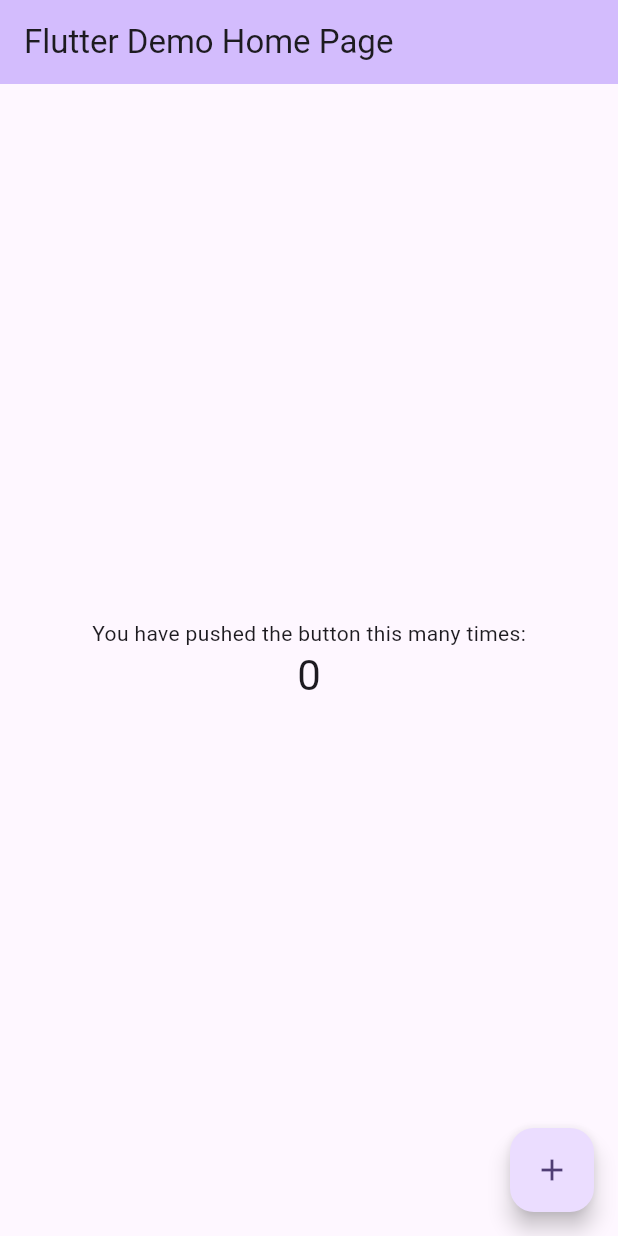
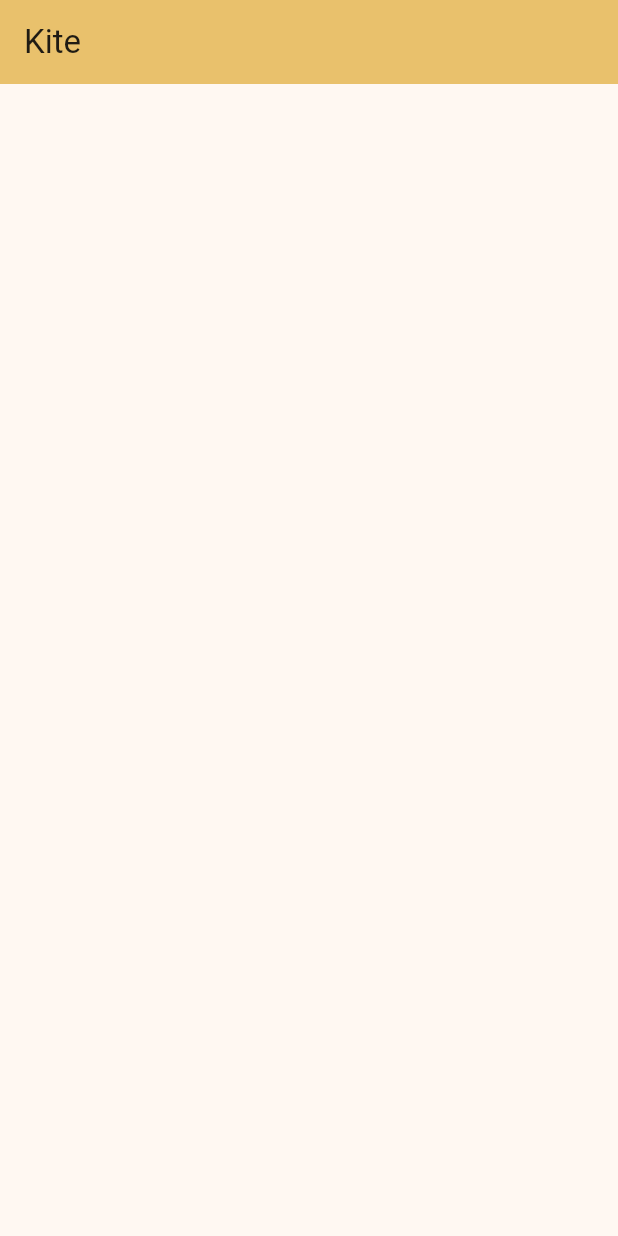
Before and after one commit to dowski/kite_mobile, a Flutter app: the screen it shows after launch, on a phone screen of 412 x 824 dp. Run offline on Flutter 3.47's test engine with Material 3 defaults, Android fonts, the phone set to English and light mode, and no system bars.

Commit message:
Strip out Flutter boilerplate and prepare for building

```diff
--- a/lib/main.dart
+++ b/lib/main.dart
@@ -1,122 +1,45 @@
 import 'package:flutter/material.dart';
 
 void main() {
-  runApp(const MyApp());
+  runApp(const KiteApp());
 }
 
-class MyApp extends StatelessWidget {
-  const MyApp({super.key});
+class KiteApp extends StatelessWidget {
+  const KiteApp({super.key});
 
-  // This widget is the root of your application.
   @override
   Widget build(BuildContext context) {
     return MaterialApp(
-      title: 'Flutter Demo',
+      title: 'Kite Mobile',
       theme: ThemeData(
-        // This is the theme of your application.
-        //
-        // TRY THIS: Try running your application with "flutter run". You'll see
-        // the application has a purple toolbar. Then, without quitting the app,
-        // try changing the seedColor in the colorScheme below to Colors.green
-        // and then invoke "hot reload" (save your changes or press the "hot
-        // reload" button in a Flutter-supported IDE, or press "r" if you used
-        // the command line to start the app).
-        //
-        // Notice that the counter didn't reset back to zero; the application
-        // state is not lost during the reload. To reset the state, use hot
-        // restart instead.
-        //
-        // This works for code too, not just values: Most code changes can be
-        // tested with just a hot reload.
-        colorScheme: ColorScheme.fromSeed(seedColor: Colors.deepPurple),
+        colorScheme: ColorScheme.fromSeed(seedColor: Colors.amber),
       ),
-      home: const MyHomePage(title: 'Flutter Demo Home Page'),
+      home: const KiteHost(),
     );
   }
 }
 
-class MyHomePage extends StatefulWidget {
-  const MyHomePage({super.key, required this.title});
-
-  // This widget is the home page of your application. It is stateful, meaning
-  // that it has a State object (defined below) that contains fields that affect
-  // how it looks.
-
-  // This class is the configuration for the state. It holds the values (in this
-  // case the title) provided by the parent (in this case the App widget) and
-  // used by the build method of the State. Fields in a Widget subclass are
-  // always marked "final".
-
-  final String title;
+class KiteHost extends StatefulWidget {
+  const KiteHost({super.key});
 
   @override
-  State<MyHomePage> createState() => _MyHomePageState();
+  State<KiteHost> createState() => _KiteHostState();
 }
 
-class _MyHomePageState extends State<MyHomePage> {
-  int _counter = 0;
-
-  void _incrementCounter() {
-    setState(() {
-      // This call to setState tells the Flutter framework that something has
-      // changed in this State, which causes it to rerun the build method below
-      // so that the display can reflect the updated values. If we changed
-      // _counter without calling setState(), then the build method would not be
-      // called again, and so nothing would appear to happen.
-      _counter++;
-    });
-  }
-
+class _KiteHostState extends State<KiteHost> {
   @override
   Widget build(BuildContext context) {
-    // This method is rerun every time setState is called, for instance as done
-    // by the _incrementCounter method above.
-    //
-    // The Flutter framework has been optimized to make rerunning build methods
-    // fast, so that you can just rebuild anything that needs updating rather
-    // than having to individually change instances of widgets.
     return Scaffold(
       appBar: AppBar(
-        // TRY THIS: Try changing the color here to a specific color (to
-        // Colors.amber, perhaps?) and trigger a hot reload to see the AppBar
-        // change color while the other colors stay the same.
         backgroundColor: Theme.of(context).colorScheme.inversePrimary,
-        // Here we take the value from the MyHomePage object that was created by
-        // the App.build method, and use it to set our appbar title.
-        title: Text(widget.title),
+        title: Text('Kite'),
       ),
       body: Center(
-        // Center is a layout widget. It takes a single child and positions it
-        // in the middle of the parent.
         child: Column(
-          // Column is also a layout widget. It takes a list of children and
-          // arranges them vertically. By default, it sizes itself to fit its
-          // children horizontally, and tries to be as tall as its parent.
-          //
-          // Column has various properties to control how it sizes itself and
-          // how it positions its children. Here we use mainAxisAlignment to
-          // center the children vertically; the main axis here is the vertical
-          // axis because Columns are vertical (the cross axis would be
-          // horizontal).
-          //
-          // TRY THIS: Invoke "debug painting" (choose the "Toggle Debug Paint"
-          // action in the IDE, or press "p" in the console), to see the
-          // wireframe for each widget.
           mainAxisAlignment: MainAxisAlignment.center,
-          children: <Widget>[
-            const Text('You have pushed the button this many times:'),
-            Text(
-              '$_counter',
-              style: Theme.of(context).textTheme.headlineMedium,
-            ),
-          ],
+          children: <Widget>[],
         ),
       ),
-      floatingActionButton: FloatingActionButton(
-        onPressed: _incrementCounter,
-        tooltip: 'Increment',
-        child: const Icon(Icons.add),
-      ), // This trailing comma makes auto-formatting nicer for build methods.
     );
   }
 }
```
Also changed, not shown: 1 other file.
